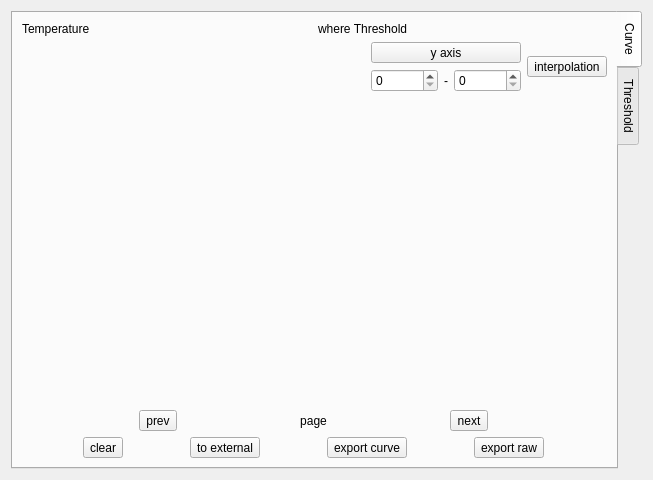
Qt form src/form/FormPlotCorrection/ShowCorrectionCurve/showcorrectioncurve.ui (MRsoymilk/MySerial) before a commit.
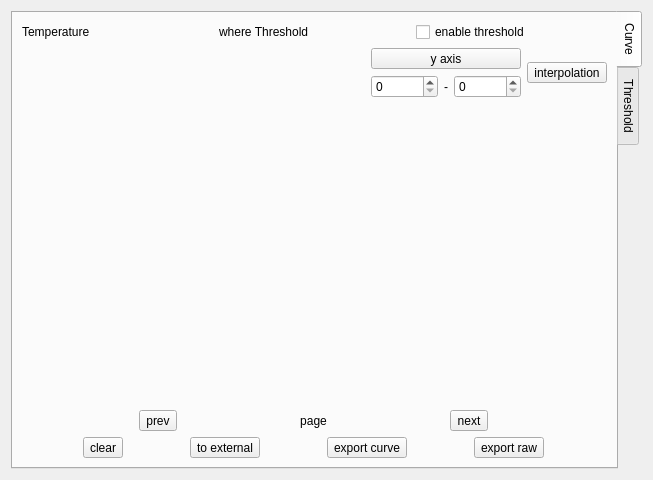
The same form after that commit.

Patch:
```diff
--- a/src/form/FormPlotCorrection/ShowCorrectionCurve/showcorrectioncurve.ui
+++ b/src/form/FormPlotCorrection/ShowCorrectionCurve/showcorrectioncurve.ui
@@ -193,6 +193,13 @@
            </property>
           </widget>
          </item>
+         <item>
+          <widget class="QCheckBox" name="checkBoxEnableThreshold">
+           <property name="text">
+            <string>enable threshold</string>
+           </property>
+          </widget>
+         </item>
         </layout>
        </item>
       </layout>
```
